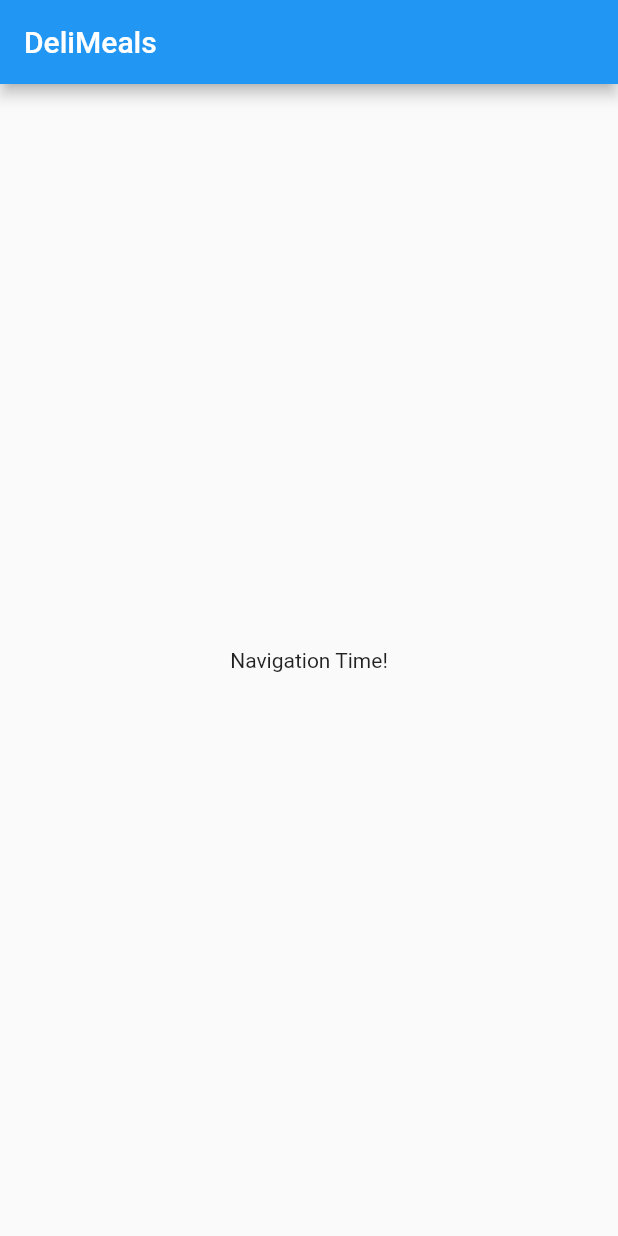
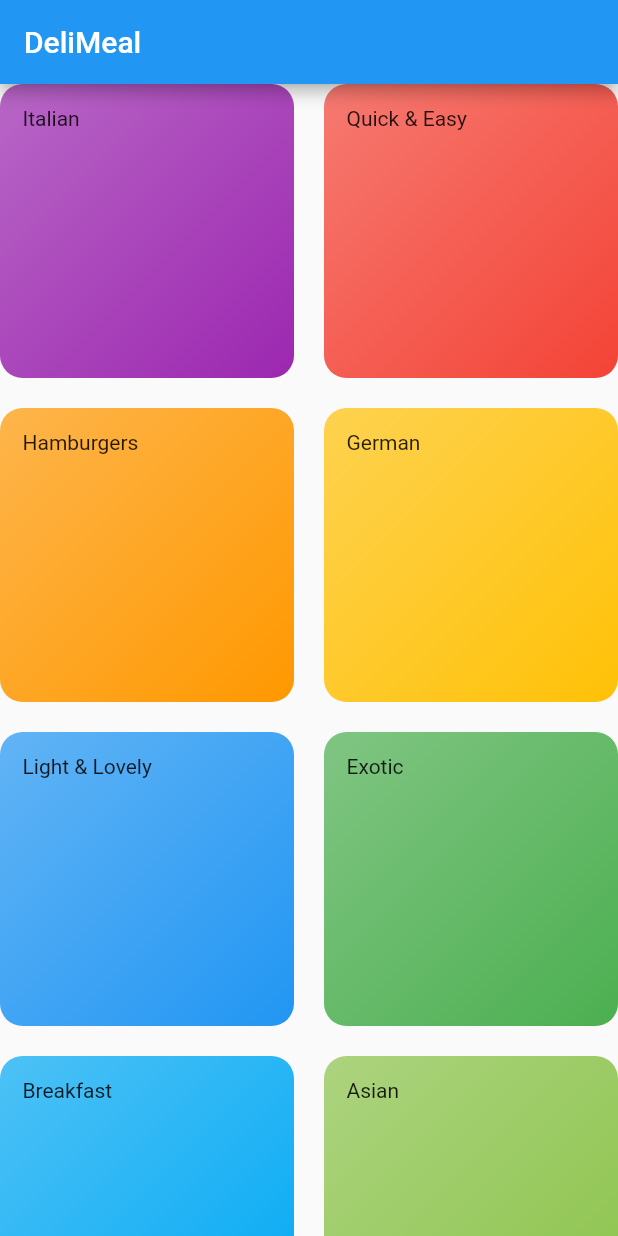
Before and after one commit to elefantaka/mealsApp, a Flutter app: the screen it shows after launch, on a phone screen of 412 x 824 dp. Run offline on Flutter 3.47's test engine with Material 2 defaults, Android fonts, the phone set to English and light mode, and no system bars.

Commit message:
creating main screen, adding the categories with GridView

```diff
--- /dev/null
+++ b/lib/categories_screen.dart
@@ -0,0 +1,23 @@
+import 'package:flutter/material.dart';
+import 'package:meals_app/data.dart';
+
+import './category_item.dart';
+import './data.dart';
+
+class CategoriesScreen extends StatelessWidget {
+  @override
+  Widget build(BuildContext context) {
+    return Scaffold(
+      appBar: AppBar(title: const Text('DeliMeal'),),
+      body: GridView(
+        children: DUMMY_CATEGORIES.map((catData) => CategoryItem(catData.title, catData.color)).toList(),
+        gridDelegate: SliverGridDelegateWithMaxCrossAxisExtent(
+          maxCrossAxisExtent: 200,
+          childAspectRatio: 2 / 2,
+          crossAxisSpacing: 20,
+          mainAxisSpacing: 20,
+        ),
+      ),
+    );
+  }
+}
--- /dev/null
+++ b/lib/category_item.dart
@@ -0,0 +1,19 @@
+import 'package:flutter/material.dart';
+
+class CategoryItem extends StatelessWidget {
+  final String title;
+  final Color color;
+
+  CategoryItem(this.title, this.color);
+
+  @override
+  Widget build(BuildContext context) {
+    return Container(
+      padding: const EdgeInsets.all(15),
+      child: Text(title),
+      decoration: BoxDecoration(
+        gradient: LinearGradient(colors: [color.withOpacity(0.7), color], begin: Alignment.topLeft, end: Alignment.bottomRight), borderRadius: BorderRadius.circular(15),
+      ),
+    );
+  }
+}
--- /dev/null
+++ b/lib/data.dart
@@ -0,0 +1,56 @@
+import 'package:flutter/material.dart';
+
+import './models/category.dart';
+
+const DUMMY_CATEGORIES = const [
+  Category(
+    id: 'c1',
+    title: 'Italian',
+    color: Colors.purple,
+  ),
+  Category(
+    id: 'c2',
+    title: 'Quick & Easy',
+    color: Colors.red,
+  ),
+  Category(
+    id: 'c3',
+    title: 'Hamburgers',
+    color: Colors.orange,
+  ),
+  Category(
+    id: 'c4',
+    title: 'German',
+    color: Colors.amber,
+  ),
+  Category(
+    id: 'c5',
+    title: 'Light & Lovely',
+    color: Colors.blue,
+  ),
+  Category(
+    id: 'c6',
+    title: 'Exotic',
+    color: Colors.green,
+  ),
+  Category(
+    id: 'c7',
+    title: 'Breakfast',
+    color: Colors.lightBlue,
+  ),
+  Category(
+    id: 'c8',
+    title: 'Asian',
+    color: Colors.lightGreen,
+  ),
+  Category(
+    id: 'c9',
+    title: 'French',
+    color: Colors.pink,
+  ),
+  Category(
+    id: 'c10',
+    title: 'Summer',
+    color: Colors.teal,
+  ),
+];
--- a/lib/main.dart
+++ b/lib/main.dart
@@ -1,24 +1,22 @@
 import 'package:flutter/material.dart';
+import 'package:meals_app/categories_screen.dart';
 
-void main() {
-  runApp(MyApp());
-}
+void main() => runApp(MyApp());
 
 class MyApp extends StatelessWidget {
   @override
   Widget build(BuildContext context) {
     return MaterialApp(
-      title: 'Meals app',
-      home: MyHomePage(title: 'Meals app 2'),
+      title: 'DeliMeals',
+      theme: ThemeData(
+        primarySwatch: Colors.blue,
+      ),
+      home: CategoriesScreen(),
     );
   }
 }
 
 class MyHomePage extends StatefulWidget {
-  MyHomePage({Key key, this.title}) : super(key: key);
-
-  final String title;
-
   @override
   _MyHomePageState createState() => _MyHomePageState();
 }
--- /dev/null
+++ b/lib/models/category.dart
@@ -0,0 +1,9 @@
+import 'package:flutter/material.dart';
+
+class Category {
+  final String id;
+  final String title;
+  final Color color;
+
+  const Category({@required this.id, this.title, this.color = Colors.cyan});
+}
```
